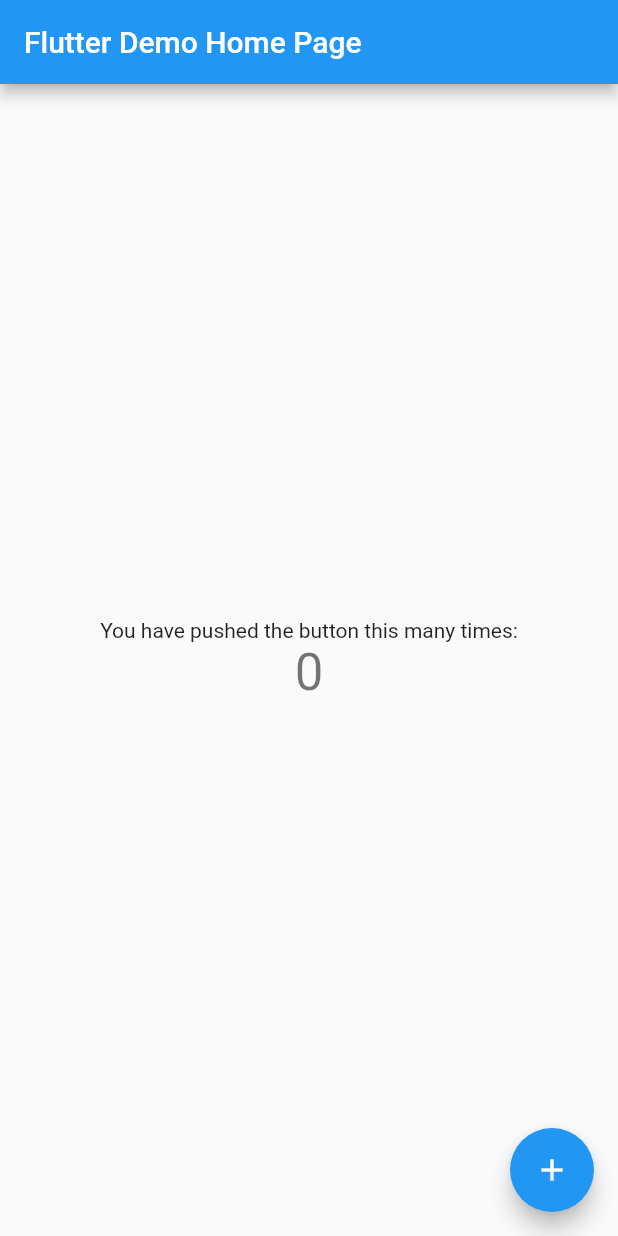
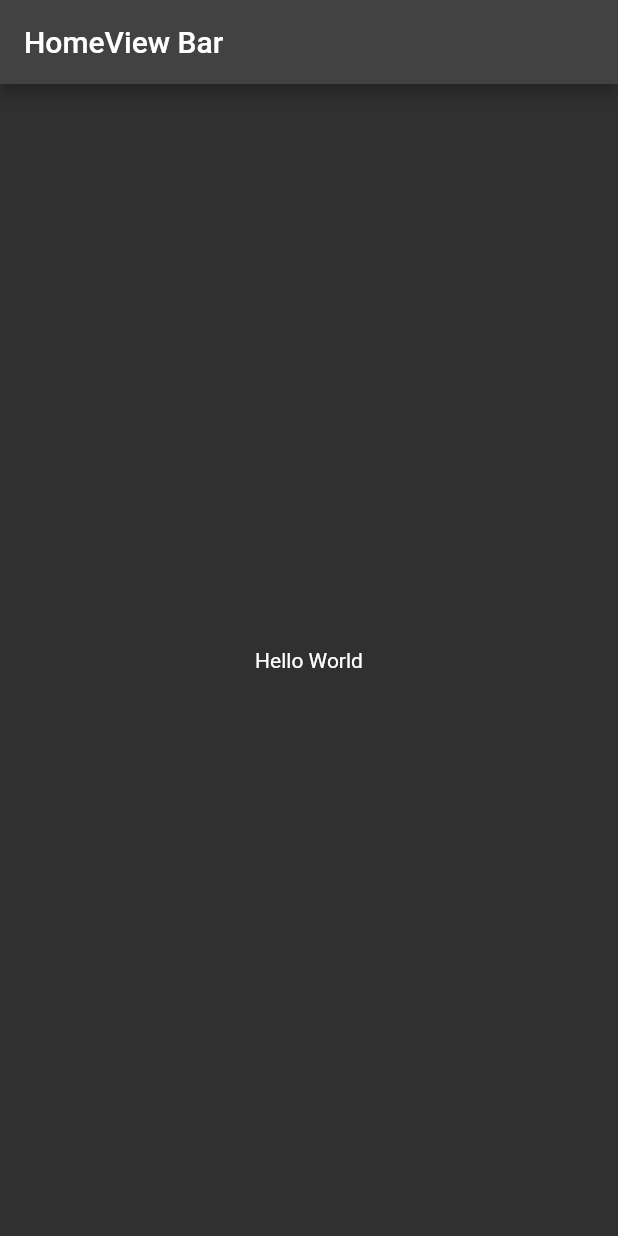
Before and after one commit to skyturkish/instagram_app, a Flutter app: the screen it shows after launch, on a phone screen of 412 x 824 dp. Run offline on Flutter 3.47's test engine with Material 2 defaults, Android fonts, the phone set to English and light mode, and no system bars; our stand-ins replace firebase_core; accounts and stored records are empty.

```diff
--- a/lib/main.dart
+++ b/lib/main.dart
@@ -1,115 +1,57 @@
+import 'package:firebase_core/firebase_core.dart';
 import 'package:flutter/material.dart';
+import 'package:instagram_app_sky/firebase_options.dart';
 
-void main() {
-  runApp(const MyApp());
+void main() async {
+  WidgetsFlutterBinding.ensureInitialized();
+  await Firebase.initializeApp(
+    options: DefaultFirebaseOptions.currentPlatform,
+  );
+  runApp(
+    const MyApp(),
+  );
 }
 
 class MyApp extends StatelessWidget {
-  const MyApp({super.key});
+  const MyApp({Key? key}) : super(key: key);
 
-  // This widget is the root of your application.
   @override
   Widget build(BuildContext context) {
     return MaterialApp(
-      title: 'Flutter Demo',
+      darkTheme: ThemeData(
+        brightness: Brightness.dark,
+        primarySwatch: Colors.blueGrey,
+        indicatorColor: Colors.blueGrey,
+      ),
+      title: 'Material App',
       theme: ThemeData(
-        // This is the theme of your application.
-        //
-        // Try running your application with "flutter run". You'll see the
-        // application has a blue toolbar. Then, without quitting the app, try
-        // changing the primarySwatch below to Colors.green and then invoke
-        // "hot reload" (press "r" in the console where you ran "flutter run",
-        // or simply save your changes to "hot reload" in a Flutter IDE).
-        // Notice that the counter didn't reset back to zero; the application
-        // is not restarted.
+        brightness: Brightness.dark,
         primarySwatch: Colors.blue,
       ),
-      home: const MyHomePage(title: 'Flutter Demo Home Page'),
+      themeMode: ThemeMode.dark,
+      debugShowCheckedModeBanner: false,
+      home: const HomeView(),
     );
   }
 }
 
-class MyHomePage extends StatefulWidget {
-  const MyHomePage({super.key, required this.title});
-
-  // This widget is the home page of your application. It is stateful, meaning
-  // that it has a State object (defined below) that contains fields that affect
-  // how it looks.
-
-  // This class is the configuration for the state. It holds the values (in this
-  // case the title) provided by the parent (in this case the App widget) and
-  // used by the build method of the State. Fields in a Widget subclass are
-  // always marked "final".
-
-  final String title;
+class HomeView extends StatefulWidget {
+  const HomeView({Key? key}) : super(key: key);
 
   @override
-  State<MyHomePage> createState() => _MyHomePageState();
+  State<HomeView> createState() => _HomeViewState();
 }
 
-class _MyHomePageState extends State<MyHomePage> {
-  int _counter = 0;
-
-  void _incrementCounter() {
-    setState(() {
-      // This call to setState tells the Flutter framework that something has
-      // changed in this State, which causes it to rerun the build method below
-      // so that the display can reflect the updated values. If we changed
-      // _counter without calling setState(), then the build method would not be
-      // called again, and so nothing would appear to happen.
-      _counter++;
-    });
-  }
-
+class _HomeViewState extends State<HomeView> {
   @override
   Widget build(BuildContext context) {
-    // This method is rerun every time setState is called, for instance as done
-    // by the _incrementCounter method above.
-    //
-    // The Flutter framework has been optimized to make rerunning build methods
-    // fast, so that you can just rebuild anything that needs updating rather
-    // than having to individually change instances of widgets.
     return Scaffold(
       appBar: AppBar(
-        // Here we take the value from the MyHomePage object that was created by
-        // the App.build method, and use it to set our appbar title.
-        title: Text(widget.title),
+        title: const Text('HomeView Bar'),
       ),
-      body: Center(
-        // Center is a layout widget. It takes a single child and positions it
-        // in the middle of the parent.
-        child: Column(
-          // Column is also a layout widget. It takes a list of children and
-          // arranges them vertically. By default, it sizes itself to fit its
-          // children horizontally, and tries to be as tall as its parent.
-          //
-          // Invoke "debug painting" (press "p" in the console, choose the
-          // "Toggle Debug Paint" action from the Flutter Inspector in Android
-          // Studio, or the "Toggle Debug Paint" command in Visual Studio Code)
-          // to see the wireframe for each widget.
-          //
-          // Column has various properties to control how it sizes itself and
-          // how it positions its children. Here we use mainAxisAlignment to
-          // center the children vertically; the main axis here is the vertical
-          // axis because Columns are vertical (the cross axis would be
-          // horizontal).
-          mainAxisAlignment: MainAxisAlignment.center,
-          children: <Widget>[
-            const Text(
-              'You have pushed the button this many times:',
-            ),
-            Text(
-              '$_counter',
-              style: Theme.of(context).textTheme.headline4,
-            ),
-          ],
-        ),
+      body: const Center(
+        child: Text('Hello World'),
       ),
-      floatingActionButton: FloatingActionButton(
-        onPressed: _incrementCounter,
-        tooltip: 'Increment',
-        child: const Icon(Icons.add),
-      ), // This trailing comma makes auto-formatting nicer for build methods.
     );
   }
 }
```
Also changed, not shown: pubspec.yaml (+24 -64 lines), pubspec.lock, 10 other files.
